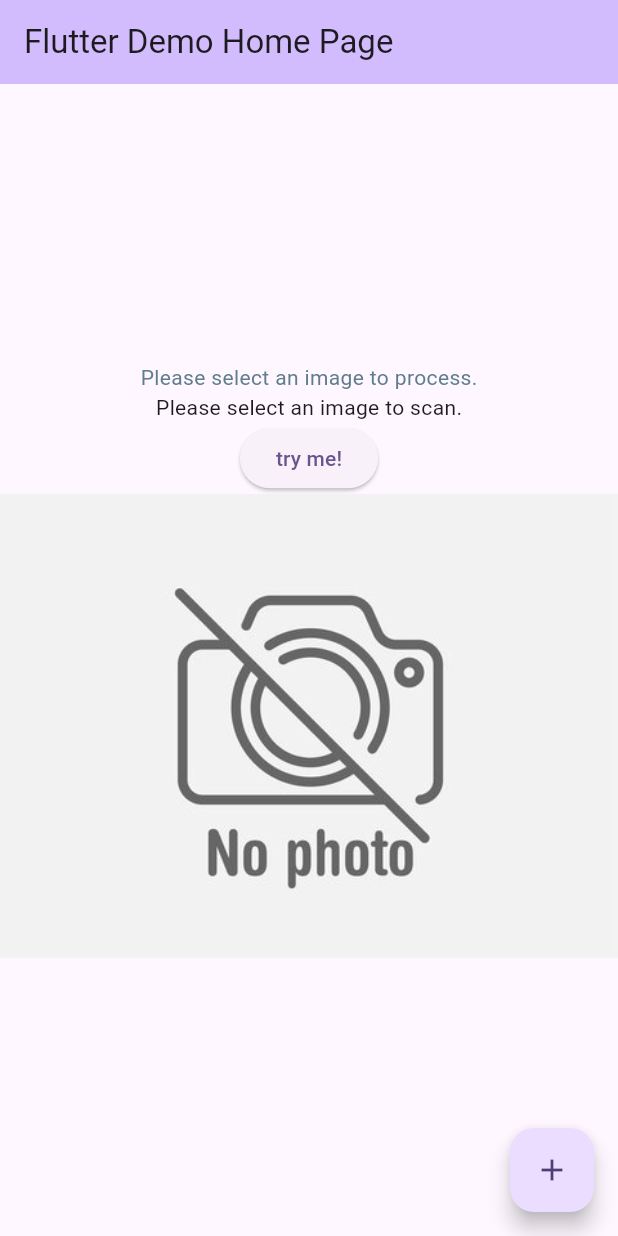
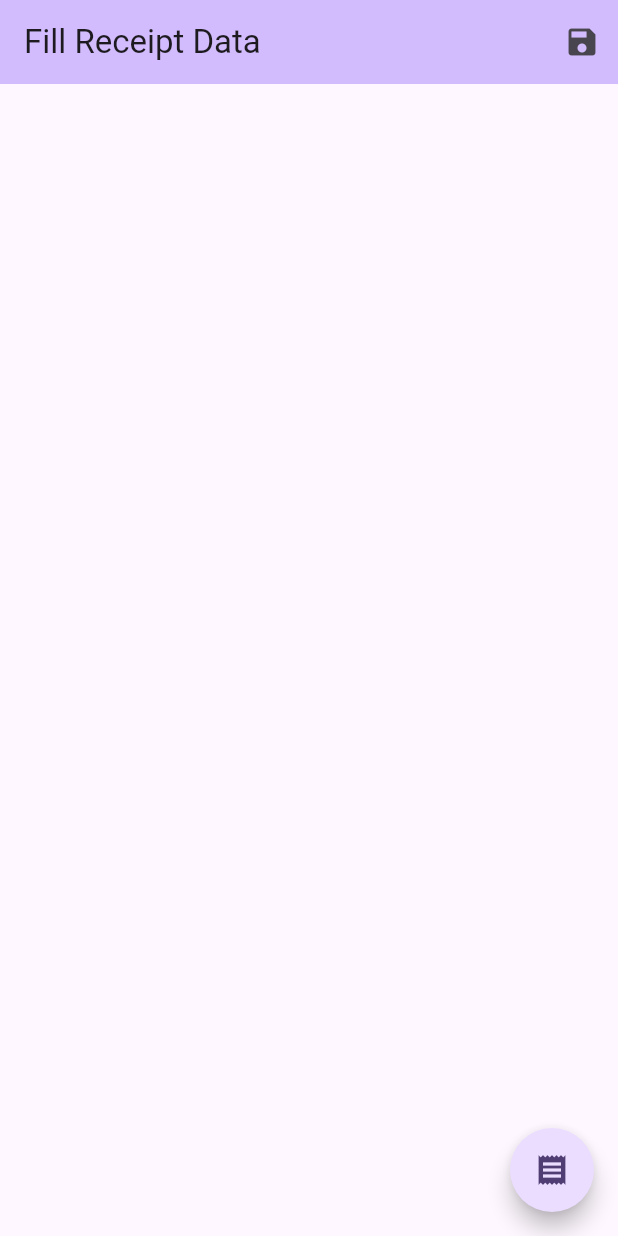
Before and after one commit to bsobocki/save_receipt, a Flutter app: the screen it shows after launch, on a phone screen of 412 x 824 dp. Run offline on Flutter 3.47's test engine with Material 3 defaults, Android fonts, the phone set to English and light mode, and no system bars; drawn by our look-alikes of flutter_expandable_fab; our stand-ins replace image_picker; missing offline and left inert: google_mlkit_document_scanner, google_mlkit_text_recognition.

Commit message:
extended floating action button

```diff
--- a/lib/main.dart
+++ b/lib/main.dart
@@ -2,11 +2,9 @@ import 'dart:io';
 
 import 'package:flutter/material.dart';
 import 'package:google_mlkit_text_recognition/google_mlkit_text_recognition.dart';
-import 'package:image/image.dart' as img;
 import 'package:image_picker/image_picker.dart';
-import 'package:path_provider/path_provider.dart';
+import 'package:save_receipt/screen/receipt_data_page.dart';
 import 'package:save_receipt/source/document_operations/data/connect_data.dart';
-import 'package:save_receipt/source/document_operations/image/image_operations.dart';
 import 'package:save_receipt/source/document_operations/scan_text_from_image.dart';
 
 void main() {
@@ -40,7 +38,8 @@ class MyApp extends StatelessWidget {
         colorScheme: ColorScheme.fromSeed(seedColor: Colors.deepPurple),
         useMaterial3: true,
       ),
-      home: const MyHomePage(title: 'Flutter Demo Home Page'),
+      // home: const MyHomePage(title: 'Flutter Demo Home Page'),
+      home: const ReceiptDataPage(),
     );
   }
 }
--- /dev/null
+++ b/lib/screen/receipt_data_page.dart
@@ -0,0 +1,61 @@
+import 'package:flutter/material.dart';
+import 'package:flutter_expandable_fab/flutter_expandable_fab.dart';
+
+class ReceiptDataPage extends StatefulWidget {
+  const ReceiptDataPage({super.key});
+  final String title = 'Fill Receipt Data';
+
+  @override
+  State<ReceiptDataPage> createState() => _ReceiptDataPageState();
+}
+
+class _ReceiptDataPageState extends State<ReceiptDataPage> {
+
+  @override
+  Widget build(BuildContext context) {
+    return Scaffold(
+      appBar: AppBar(
+        backgroundColor: Theme.of(context).colorScheme.inversePrimary,
+        title: Text(widget.title),
+        actions: [
+          IconButton(
+              onPressed: () => print('saved'), icon: const Icon(Icons.save))
+        ],
+      ),
+      body: const Center(
+        child: Column(
+          children: [],
+        ),
+      ),
+      floatingActionButtonLocation: ExpandableFab.location,
+      floatingActionButton: ExpandableFab(
+        type: ExpandableFabType.fan,
+        pos: ExpandableFabPos.center,
+        openButtonBuilder: RotateFloatingActionButtonBuilder(
+          child: const Icon(Icons.receipt_sharp),
+          fabSize: ExpandableFabSize.regular,
+          shape: const CircleBorder(),
+        ),
+        closeButtonBuilder: RotateFloatingActionButtonBuilder(
+          child: const Icon(Icons.close),
+          fabSize: ExpandableFabSize.regular,
+          backgroundColor: Theme.of(context).colorScheme.onPrimaryFixed,
+          foregroundColor: Theme.of(context).colorScheme.primaryFixed,
+          shape: const CircleBorder(),
+        ),
+        children: [
+          FloatingActionButton(
+            heroTag: null,
+            child: const Icon(Icons.camera_alt_outlined),
+            onPressed: () {},
+          ),
+          FloatingActionButton(
+            heroTag: null,
+            child: const Icon(Icons.drive_folder_upload),
+            onPressed: () {},
+          ),
+        ],
+      ),
+    );
+  }
+}
--- a/lib/source/document_operations/scan_text_from_image.dart
+++ b/lib/source/document_operations/scan_text_from_image.dart
@@ -1,6 +1,4 @@
 import 'dart:io';
-import 'dart:math';
-import 'dart:ui';
 import 'package:google_mlkit_document_scanner/google_mlkit_document_scanner.dart';
 import 'package:google_mlkit_text_recognition/google_mlkit_text_recognition.dart';
 import 'package:image/image.dart';
--- a/pubspec.yaml
+++ b/pubspec.yaml
@@ -40,6 +40,7 @@ dependencies:
   image: ^4.2.0
   path_provider: ^2.1.4
   google_mlkit_document_scanner: ^0.2.1
+  flutter_expandable_fab: ^2.3.0
 
 dev_dependencies:
   flutter_test:
@@ -66,6 +67,7 @@ flutter:
   # To add assets to your application, add an assets section, like this:
   assets:
     - assets/no_image.jpg
+    - assets/receiptIcon.png
 
   # An image asset can refer to one or more resolution-specific "variants", see
   # https://flutter.dev/to/resolution-aware-images
```
Also changed, not shown: assets/receiptIcon.png (added), pubspec.lock.
